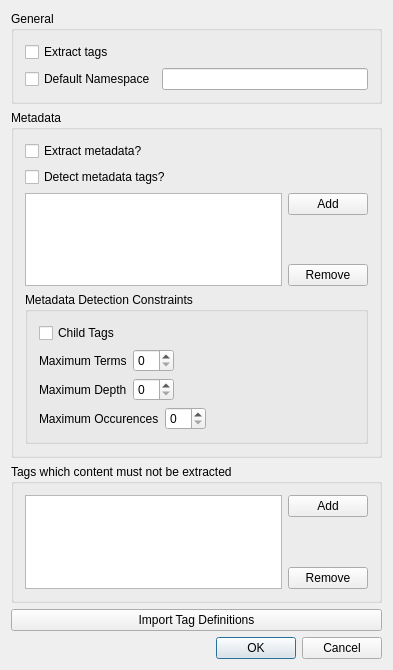
Before: the Qt Designer form xml/frontend/qt/config.ui in pfrancq/galilei, drawn with Qt 5.
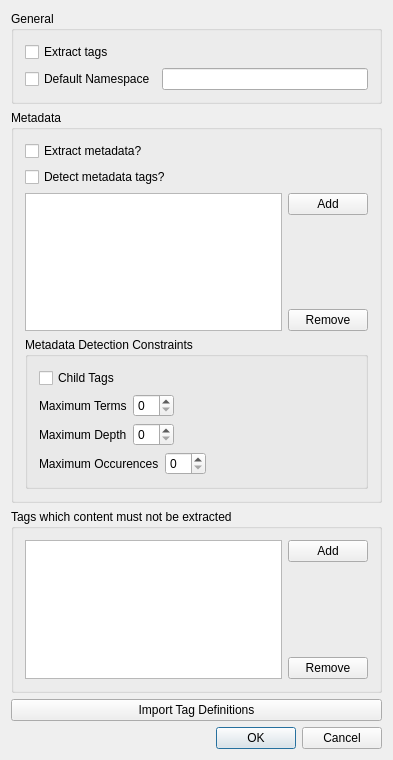
After: the same form once the commit is applied.

Diff of the .ui file:
```diff
--- a/xml/frontend/qt/config.ui
+++ b/xml/frontend/qt/config.ui
@@ -7,7 +7,7 @@
     <x>0</x>
     <y>0</y>
     <width>393</width>
-    <height>670</height>
+    <height>760</height>
    </rect>
   </property>
   <property name="windowTitle">
```
Left out of the diff: 22 changed lines with no effect on the pictures.
